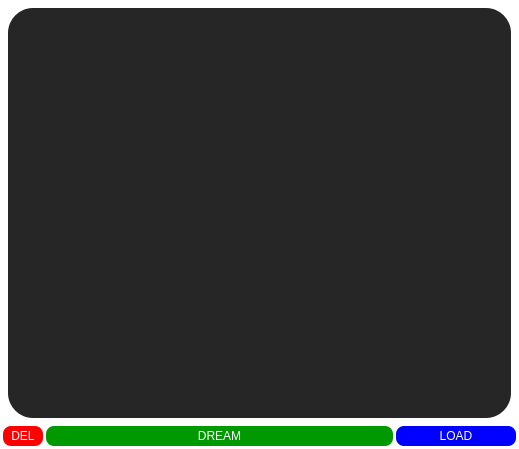
Old version of the form frontend/ui/simple_prompt.ui in the repository XmYx/ainodes-pyside.
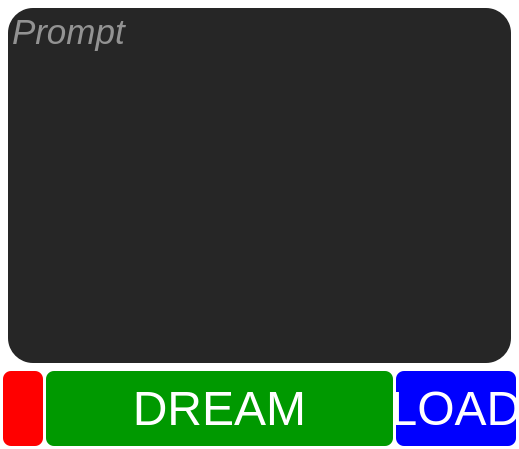
New version of the form. Icons and pictures are not drawn.

What changed in the file:
```diff
--- a/frontend/ui/simple_prompt.ui
+++ b/frontend/ui/simple_prompt.ui
@@ -40,6 +40,12 @@
    </property>
    <item>
     <widget class="QTextEdit" name="prompts">
+     <property name="font">
+      <font>
+       <pointsize>26</pointsize>
+       <italic>true</italic>
+      </font>
+     </property>
      <property name="cursor" stdset="0">
       <cursorShape>IBeamCursor</cursorShape>
      </property>
@@ -54,6 +60,9 @@
      <property name="autoFormatting">
       <set>QTextEdit::AutoBulletList</set>
      </property>
+     <property name="placeholderText">
+      <string>Prompt</string>
+     </property>
     </widget>
    </item>
    <item>
@@ -63,7 +72,7 @@
        <property name="minimumSize">
         <size>
          <width>0</width>
-         <height>20</height>
+         <height>75</height>
         </size>
        </property>
        <property name="maximumSize">
@@ -72,11 +81,19 @@
          <height>16777215</height>
         </size>
        </property>
+       <property name="font">
+        <font>
+         <pointsize>36</pointsize>
+        </font>
+       </property>
        <property name="styleSheet">
         <string notr="true">background-color: red</string>
        </property>
        <property name="text">
-        <string>DEL</string>
+        <string/>
+       </property>
+       <property name="icon">
+        <iconset theme="dialog-error"/>
        </property>
       </widget>
      </item>
@@ -85,9 +102,14 @@
        <property name="minimumSize">
         <size>
          <width>0</width>
-         <height>20</height>
+         <height>75</height>
         </size>
        </property>
+       <property name="font">
+        <font>
+         <pointsize>36</pointsize>
+        </font>
+       </property>
        <property name="text">
         <string>DREAM</string>
        </property>
@@ -98,7 +120,7 @@
        <property name="minimumSize">
         <size>
          <width>50</width>
-         <height>20</height>
+         <height>75</height>
         </size>
        </property>
        <property name="maximumSize">
@@ -107,6 +129,11 @@
          <height>16777215</height>
         </size>
        </property>
+       <property name="font">
+        <font>
+         <pointsize>36</pointsize>
+        </font>
+       </property>
        <property name="styleSheet">
         <string notr="true">background-color: blue</string>
        </property>
```
